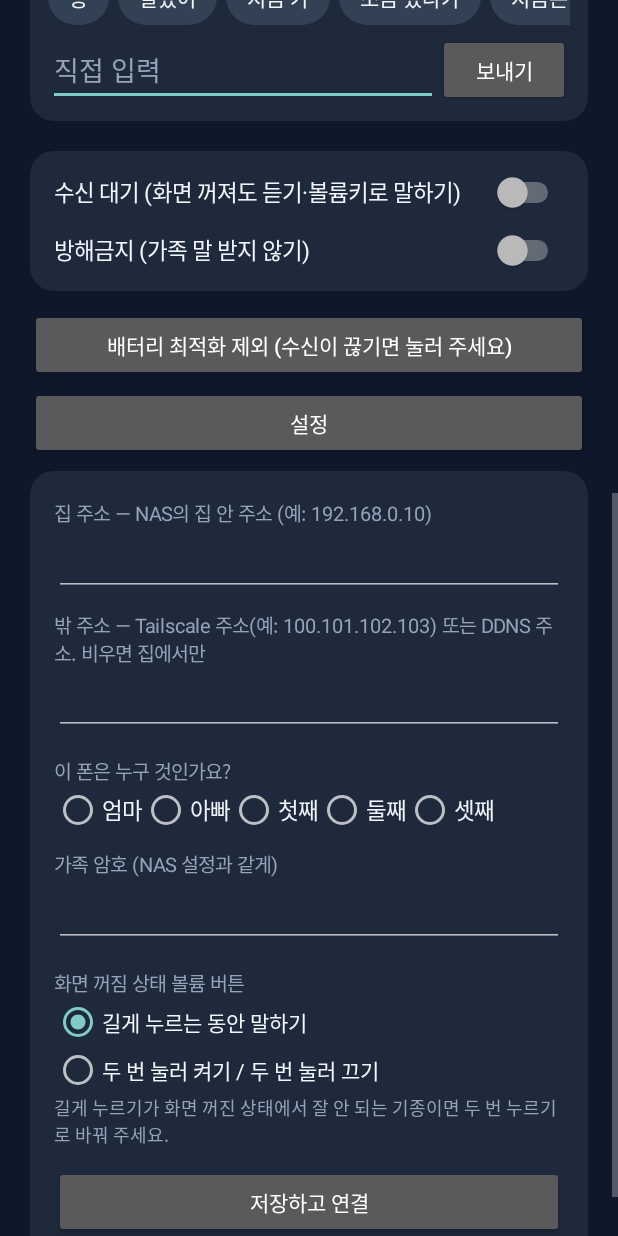
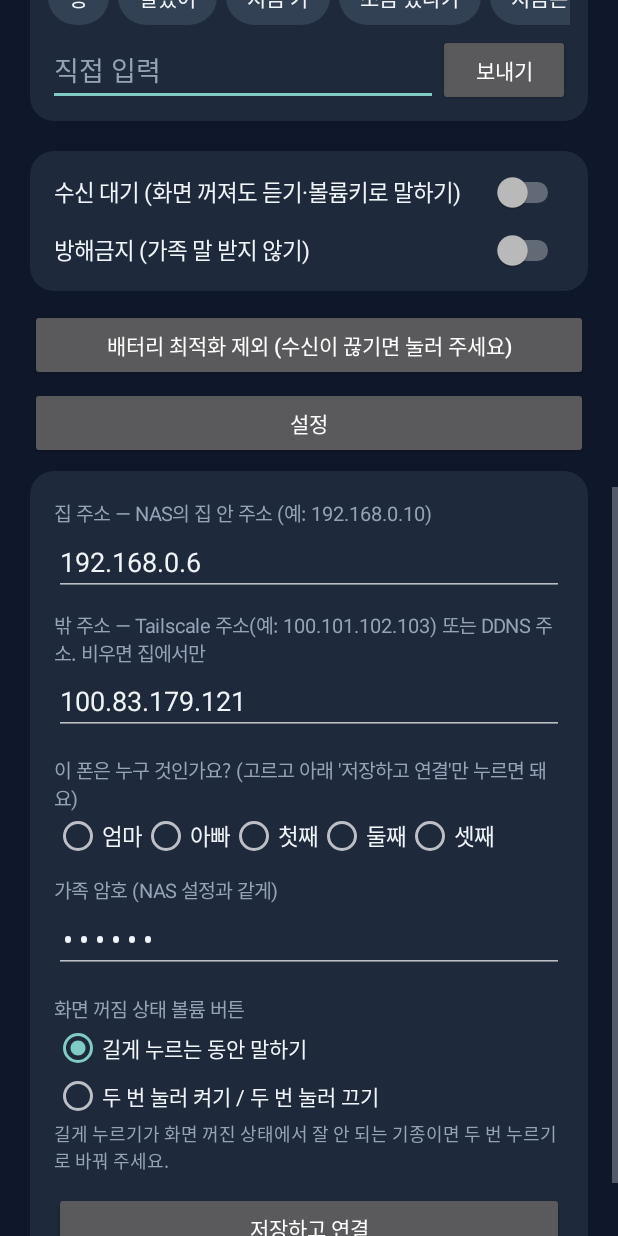
Before and after one commit to kmtiamo2-ctrl/woorizip-radio, an Android app: the screen it shows after launch (MainActivity), scrolled down 576 dp, on a phone screen of 412 x 824 dp. Run offline under Robolectric (Android 15) with nearby library versions, the phone set to English and light mode, and no system bars.

Commit message:
가족 전용 기본값(집 주소, 밖 주소, 가족 암호) 내장
Co-Authored-By: Claude Fable 5.1 <noreply@anthropic.com>
Claude-Session: https://claude.ai/code/session_016Yh2ixTdYjMKsvik8zSgBC

```diff
--- a/android/app/src/main/java/com/woorizip/radio/MainActivity.kt
+++ b/android/app/src/main/java/com/woorizip/radio/MainActivity.kt
@@ -260,7 +260,7 @@ class MainActivity : ComponentActivity() {
         val host = field(box, "집 주소 — NAS의 집 안 주소 (예: 192.168.0.10)", prefs.host, InputType.TYPE_CLASS_TEXT or InputType.TYPE_TEXT_VARIATION_URI)
         val outHost = field(box, "밖 주소 — Tailscale 주소(예: 100.101.102.103) 또는 DDNS 주소. 비우면 집에서만", prefs.outHost, InputType.TYPE_CLASS_TEXT or InputType.TYPE_TEXT_VARIATION_URI)
         // 누구의 기기인지: 타이핑 대신 버튼으로 고름
-        box.addView(label("이 폰은 누구 것인가요?", 13f, textSub), lp(top = 14))
+        box.addView(label("이 폰은 누구 것인가요? (고르고 아래 '저장하고 연결'만 누르면 돼요)", 13f, textSub), lp(top = 14))
         val whoGroup = RadioGroup(this).apply { orientation = RadioGroup.HORIZONTAL }
         val names = Radio.members.ifEmpty { listOf("엄마", "아빠", "첫째", "둘째", "셋째") }
         val whoButtons = names.map { n ->
--- a/android/app/src/main/java/com/woorizip/radio/Prefs.kt
+++ b/android/app/src/main/java/com/woorizip/radio/Prefs.kt
@@ -8,12 +8,12 @@ class Prefs(ctx: Context) {
 
     /** 집 안에서 쓰는 NAS 주소 (예: 192.168.0.10 또는 192.168.0.10:8765) */
     var host: String
-        get() = sp.getString("host", "") ?: ""
+        get() = sp.getString("host", DEFAULT_HOST) ?: DEFAULT_HOST
         set(v) = sp.edit().putString("host", v.trim()).apply()
 
     /** 밖에서 쓰는 주소 (Tailscale 주소 100.x.x.x 또는 DDNS 주소 wss://xxx.synology.me). 비우면 집에서만 동작 */
     var outHost: String
-        get() = sp.getString("outHost", "") ?: ""
+        get() = sp.getString("outHost", DEFAULT_OUT_HOST) ?: DEFAULT_OUT_HOST
         set(v) = sp.edit().putString("outHost", v.trim()).apply()
 
     /** 내 이름 (서버의 MEMBERS 중 하나) */
@@ -23,7 +23,7 @@ class Prefs(ctx: Context) {
 
     /** 가족 공용 암호 (서버의 FAMILY_KEY) */
     var key: String
-        get() = sp.getString("key", "") ?: ""
+        get() = sp.getString("key", DEFAULT_KEY) ?: DEFAULT_KEY
         set(v) = sp.edit().putString("key", v).apply()
 
     /** 화면 꺼짐 볼륨키 방식: "hold" = 길게 누르는 동안 말하기, "double" = 두 번 눌러 켜고 끄기 */
@@ -49,6 +49,11 @@ class Prefs(ctx: Context) {
     val isConfigured: Boolean get() = host.isNotBlank() && name.isNotBlank() && key.isNotBlank()
 
     companion object {
+        // 우리 집 기본값 (가족 전용 빌드). 설정 화면에서 바꿀 수 있음
+        const val DEFAULT_HOST = "192.168.0.6"
+        const val DEFAULT_OUT_HOST = "100.83.179.121"
+        const val DEFAULT_KEY = "105403"
+
         /** "192.168.0.10", "192.168.0.10:8765", "wss://xxx.synology.me" 등을 WebSocket 주소로 */
         fun toWsUrl(addr: String): String {
             val a = addr.trim()
```
Also changed, not shown: 1 other file.
